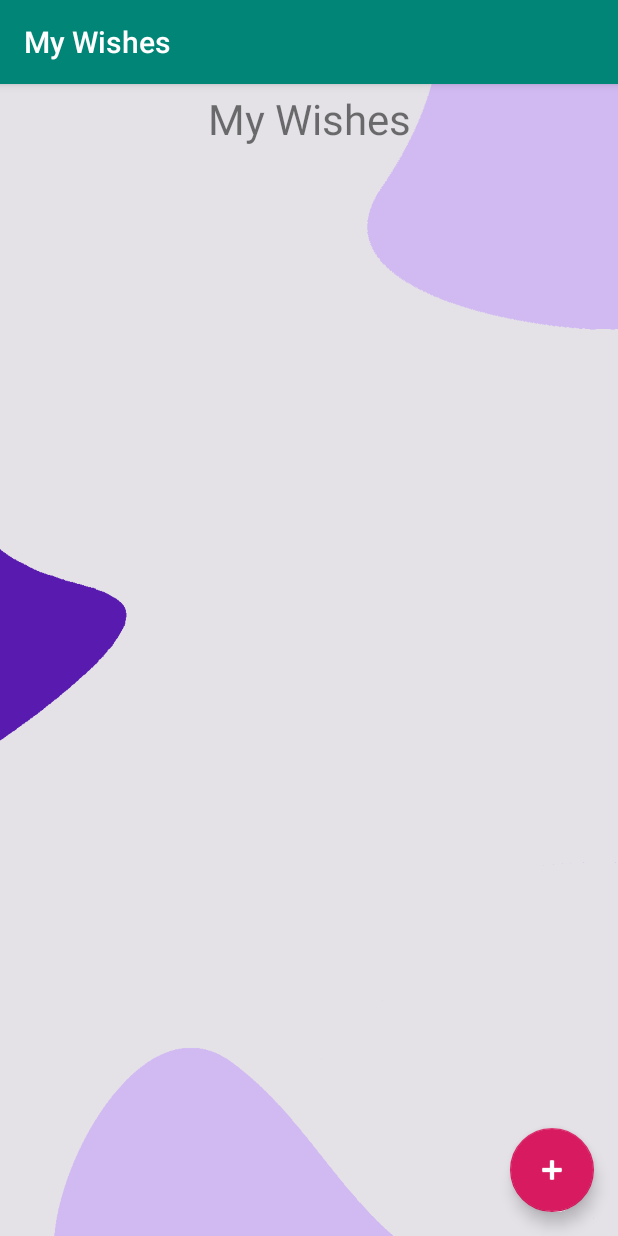
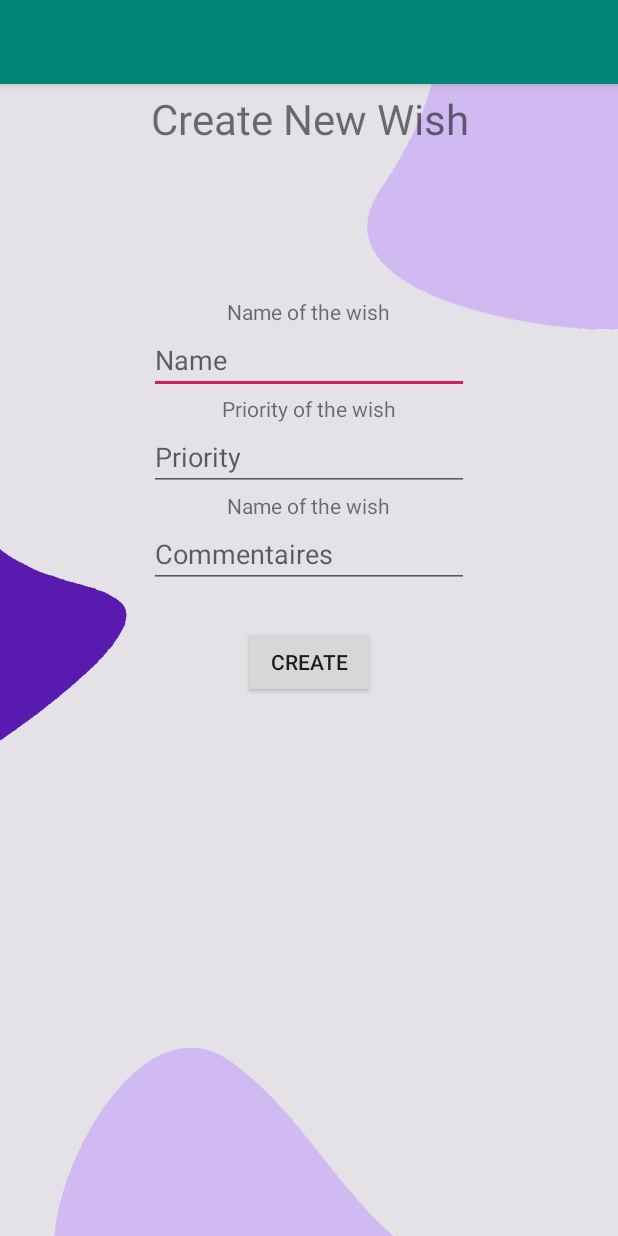
Before and after one commit to NicolasDepre/WishList, an Android app: the SeeWishesActivity screen opened directly, with no data from a screen before it, after a tap on an icon or button, on a phone screen of 412 x 824 dp. Run offline under Robolectric (Android 15) with nearby library versions, the phone set to English and light mode, and no system bars.

Commit message:
affichage new list et new wish avec bouton opérationnel

```diff
--- a/app/build.gradle
+++ b/app/build.gradle
@@ -28,6 +28,6 @@ dependencies {
     testImplementation 'junit:junit:4.12'
     androidTestImplementation 'androidx.test.ext:junit:1.1.0'
     androidTestImplementation 'androidx.test.espresso:espresso-core:3.1.1'
-    compile 'com.readystatesoftware.sqliteasset:sqliteassethelper:+'
+    implementation 'com.readystatesoftware.sqliteasset:sqliteassethelper:+'
     implementation 'com.google.android.material:material:1.0.0'
 }
--- /dev/null
+++ b/app/src/main/java/be/LaPireTeam/wishlist/NewWishActivity.java
@@ -0,0 +1,14 @@
+package be.LaPireTeam.wishlist;
+
+import androidx.appcompat.app.AppCompatActivity;
+
+import android.os.Bundle;
+
+public class NewWishActivity extends AppCompatActivity {
+
+    @Override
+    protected void onCreate(Bundle savedInstanceState) {
+        super.onCreate(savedInstanceState);
+        setContentView(R.layout.activity_new_wish);
+    }
+}
--- a/app/src/main/java/be/LaPireTeam/wishlist/SeeWishesActivity.java
+++ b/app/src/main/java/be/LaPireTeam/wishlist/SeeWishesActivity.java
@@ -31,12 +31,7 @@ public class SeeWishesActivity extends AppCompatActivity {
         fab.setOnClickListener(new View.OnClickListener() {
             @Override
             public void onClick(View view) {
-                //create action for new list button
-                /*
-                Snackbar.make(view, "Replace with your own action", Snackbar.LENGTH_LONG)
-                        .setAction("Action", null).show();
-
-                 */
+                openNewWishActivity();
             }
         });
 
@@ -76,4 +71,9 @@ public class SeeWishesActivity extends AppCompatActivity {
         });
     }
 
+    private void openNewWishActivity(){
+        Intent newWishIntent = new Intent(this, NewWishActivity.class);
+        startActivity(newWishIntent);
+    }
+
 }
--- /dev/null
+++ b/app/src/main/res/layout/activity_new_wish.xml
@@ -0,0 +1,100 @@
+<?xml version="1.0" encoding="utf-8"?>
+<RelativeLayout xmlns:android="http://schemas.android.com/apk/res/android"
+    xmlns:app="http://schemas.android.com/apk/res-auto"
+    xmlns:tools="http://schemas.android.com/tools"
+    android:layout_width="match_parent"
+    android:layout_height="match_parent"
+    tools:context=".NewListActivity"
+    android:background="@drawable/background">
+
+    <com.google.android.material.appbar.AppBarLayout
+        android:layout_width="match_parent"
+        android:layout_height="wrap_content"
+        android:theme="@style/AppTheme.AppBarOverlay">
+
+        <androidx.appcompat.widget.Toolbar
+            android:id="@+id/toolbar"
+            android:layout_width="match_parent"
+            android:layout_height="?attr/actionBarSize"
+            android:background="?attr/colorPrimary"
+            app:popupTheme="@style/AppTheme.PopupOverlay" />
+
+    </com.google.android.material.appbar.AppBarLayout>
+
+    <TextView
+        android:id="@+id/title_new_wish"
+        android:layout_width="match_parent"
+        android:layout_height="wrap_content"
+        android:layout_marginTop="60dp"
+        android:text="@string/title_activity_new_wish"
+        android:textAlignment="center"
+        android:layout_marginBottom="100dp"
+        android:textSize="28dp" />
+
+    <TextView
+        android:id="@+id/new_wish_name_textview"
+        android:layout_width="wrap_content"
+        android:layout_height="wrap_content"
+        android:text="Name of the wish"
+        android:layout_centerHorizontal="true"
+        android:layout_below="@id/title_new_wish"/>
+    <EditText
+        android:id="@+id/new_wish_name_inputfield"
+        android:layout_width="wrap_content"
+        android:layout_height="wrap_content"
+        android:ems="10"
+        android:inputType="textPersonName"
+        android:layout_centerHorizontal="true"
+        android:layout_below="@id/new_wish_name_textview"
+        android:hint="Name"
+        />
+    <TextView
+        android:id="@+id/new_wish_priority_textview"
+        android:layout_width="wrap_content"
+        android:layout_height="wrap_content"
+        android:text="Priority of the wish"
+        android:layout_centerHorizontal="true"
+        android:layout_below="@id/new_wish_name_inputfield"/>
+
+    <EditText
+        android:id="@+id/new_wish_priority_inputfield"
+        android:layout_width="wrap_content"
+        android:layout_height="wrap_content"
+        android:ems="10"
+        android:inputType="number"
+        android:layout_centerHorizontal="true"
+        android:layout_below="@id/new_wish_priority_textview"
+        android:hint="Priority"
+        />
+
+    <TextView
+        android:id="@+id/new_wish_comments_textview"
+        android:layout_width="wrap_content"
+        android:layout_height="wrap_content"
+        android:text="Name of the wish"
+        android:layout_centerHorizontal="true"
+        android:layout_below="@id/new_wish_priority_inputfield" />
+    <EditText
+        android:id="@+id/new_list_wish_comments"
+        android:layout_width="wrap_content"
+        android:layout_height="wrap_content"
+        android:ems="10"
+        android:inputType="textMultiLine"
+        android:layout_centerHorizontal="true"
+        android:layout_below="@id/new_wish_comments_textview"
+        android:hint="Commentaires"
+        />
+
+    <Button
+        android:id="@+id/button"
+        android:layout_width="wrap_content"
+        android:layout_height="wrap_content"
+        android:text="Create"
+        android:layout_centerHorizontal="true"
+        android:layout_marginTop="25dp"
+        android:layout_below="@id/new_list_wish_comments"
+        />
+
+
+
+</RelativeLayout>
--- a/app/src/main/res/values/strings.xml
+++ b/app/src/main/res/values/strings.xml
@@ -6,6 +6,9 @@
     <string name="title_activity_amis">Amis</string>
     <string name="title_activity_profil">Profil</string>
     <string name="title_activity_main">Login/Register</string>
+    <string name="title_activity_new_list">Create New List</string>
+    <string name="title_activity_new_wish">Create New Wish</string>
+
 
     <!-- Other -->
     <string name="app_name">WishList</string>
```
Also changed, not shown: app/src/main/AndroidManifest.xml (+7 -10 lines), app/src/main/java/be/LaPireTeam/wishlist/MyListsActivity.java (+5 -2 lines), app/src/main/java/be/LaPireTeam/wishlist/NewListActivity.java (added, +14 -0 lines), app/src/main/res/layout/activity_new_list.xml (added, +67 -0 lines).
